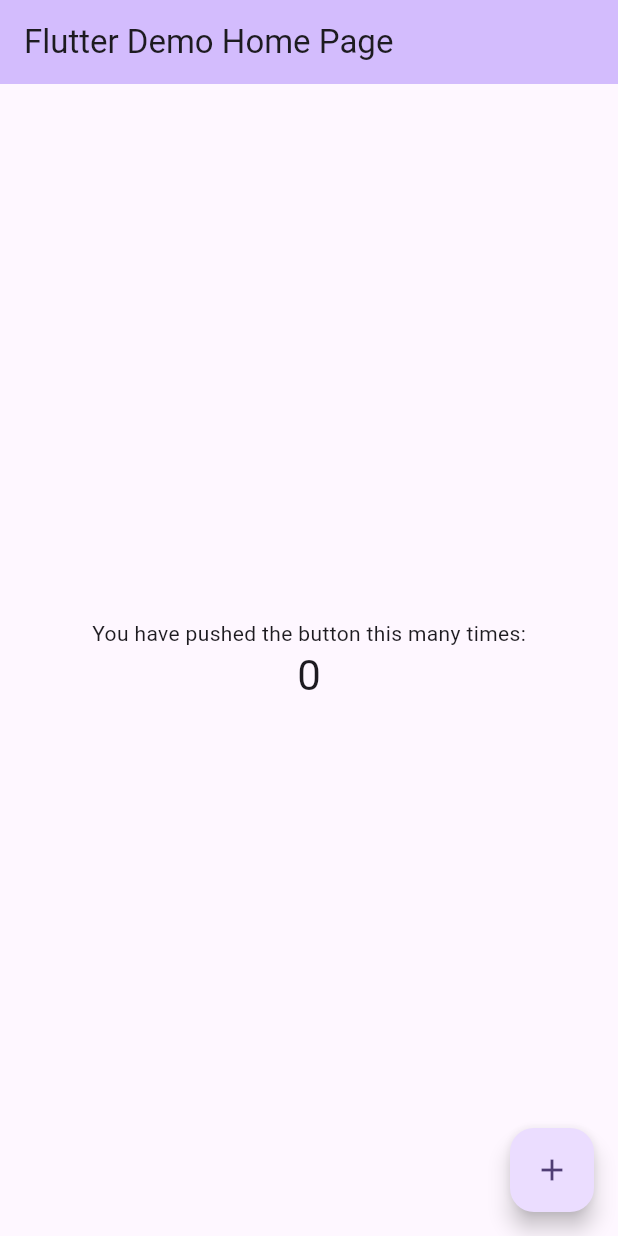
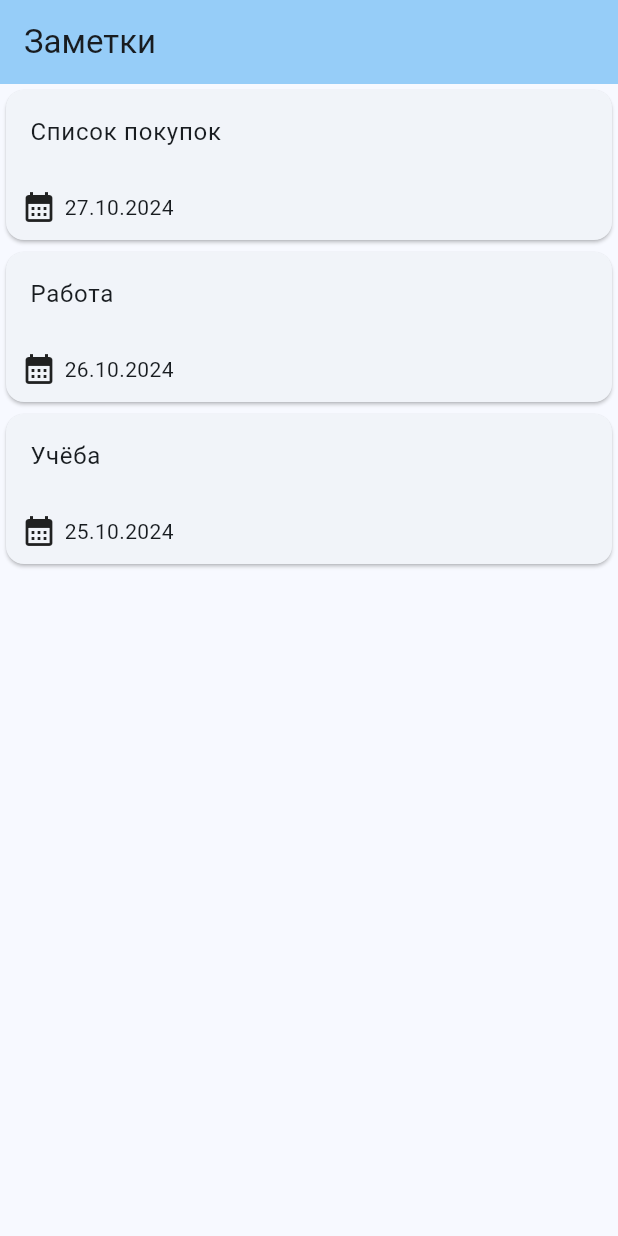
Before and after one commit to Flygrounder/neorganizer, a Flutter app: the screen it shows after launch, on a phone screen of 412 x 824 dp. Run offline on Flutter 3.47's test engine with Material 3 defaults, Android fonts, the phone set to English and light mode, and no system bars.

Commit message:
Add notes page

```diff
--- a/lib/main.dart
+++ b/lib/main.dart
@@ -1,125 +1,22 @@
 import 'package:flutter/material.dart';
+import 'package:neorganizer/note_list.dart';
 
 void main() {
-  runApp(const MyApp());
+  runApp(const NeorganizerApp());
 }
 
-class MyApp extends StatelessWidget {
-  const MyApp({super.key});
+class NeorganizerApp extends StatelessWidget {
+  const NeorganizerApp({super.key});
 
-  // This widget is the root of your application.
   @override
   Widget build(BuildContext context) {
     return MaterialApp(
-      title: 'Flutter Demo',
+      title: 'Neorganizer',
       theme: ThemeData(
-        // This is the theme of your application.
-        //
-        // TRY THIS: Try running your application with "flutter run". You'll see
-        // the application has a purple toolbar. Then, without quitting the app,
-        // try changing the seedColor in the colorScheme below to Colors.green
-        // and then invoke "hot reload" (save your changes or press the "hot
-        // reload" button in a Flutter-supported IDE, or press "r" if you used
-        // the command line to start the app).
-        //
-        // Notice that the counter didn't reset back to zero; the application
-        // state is not lost during the reload. To reset the state, use hot
-        // restart instead.
-        //
-        // This works for code too, not just values: Most code changes can be
-        // tested with just a hot reload.
-        colorScheme: ColorScheme.fromSeed(seedColor: Colors.deepPurple),
+        colorScheme: ColorScheme.fromSeed(seedColor: Colors.lightBlue),
         useMaterial3: true,
       ),
-      home: const MyHomePage(title: 'Flutter Demo Home Page'),
+      home: const NoteListRoute(),
     );
   }
 }
-
-class MyHomePage extends StatefulWidget {
-  const MyHomePage({super.key, required this.title});
-
-  // This widget is the home page of your application. It is stateful, meaning
-  // that it has a State object (defined below) that contains fields that affect
-  // how it looks.
-
-  // This class is the configuration for the state. It holds the values (in this
-  // case the title) provided by the parent (in this case the App widget) and
-  // used by the build method of the State. Fields in a Widget subclass are
-  // always marked "final".
-
-  final String title;
-
-  @override
-  State<MyHomePage> createState() => _MyHomePageState();
-}
-
-class _MyHomePageState extends State<MyHomePage> {
-  int _counter = 0;
-
-  void _incrementCounter() {
-    setState(() {
-      // This call to setState tells the Flutter framework that something has
-      // changed in this State, which causes it to rerun the build method below
-      // so that the display can reflect the updated values. If we changed
-      // _counter without calling setState(), then the build method would not be
-      // called again, and so nothing would appear to happen.
-      _counter++;
-    });
-  }
-
-  @override
-  Widget build(BuildContext context) {
-    // This method is rerun every time setState is called, for instance as done
-    // by the _incrementCounter method above.
-    //
-    // The Flutter framework has been optimized to make rerunning build methods
-    // fast, so that you can just rebuild anything that needs updating rather
-    // than having to individually change instances of widgets.
-    return Scaffold(
-      appBar: AppBar(
-        // TRY THIS: Try changing the color here to a specific color (to
-        // Colors.amber, perhaps?) and trigger a hot reload to see the AppBar
-        // change color while the other colors stay the same.
-        backgroundColor: Theme.of(context).colorScheme.inversePrimary,
-        // Here we take the value from the MyHomePage object that was created by
-        // the App.build method, and use it to set our appbar title.
-        title: Text(widget.title),
-      ),
-      body: Center(
-        // Center is a layout widget. It takes a single child and positions it
-        // in the middle of the parent.
-        child: Column(
-          // Column is also a layout widget. It takes a list of children and
-          // arranges them vertically. By default, it sizes itself to fit its
-          // children horizontally, and tries to be as tall as its parent.
-          //
-          // Column has various properties to control how it sizes itself and
-          // how it positions its children. Here we use mainAxisAlignment to
-          // center the children vertically; the main axis here is the vertical
-          // axis because Columns are vertical (the cross axis would be
-          // horizontal).
-          //
-          // TRY THIS: Invoke "debug painting" (choose the "Toggle Debug Paint"
-          // action in the IDE, or press "p" in the console), to see the
-          // wireframe for each widget.
-          mainAxisAlignment: MainAxisAlignment.center,
-          children: <Widget>[
-            const Text(
-              'You have pushed the button this many times:',
-            ),
-            Text(
-              '$_counter',
-              style: Theme.of(context).textTheme.headlineMedium,
-            ),
-          ],
-        ),
-      ),
-      floatingActionButton: FloatingActionButton(
-        onPressed: _incrementCounter,
-        tooltip: 'Increment',
-        child: const Icon(Icons.add),
-      ), // This trailing comma makes auto-formatting nicer for build methods.
-    );
-  }
-}
--- /dev/null
+++ b/lib/note_editor.dart
@@ -0,0 +1,19 @@
+import 'package:flutter/material.dart';
+import 'package:neorganizer/note_list.dart';
+
+class NoteEditor extends StatelessWidget {
+  final Note note;
+  const NoteEditor({super.key, required var this.note});
+
+  @override
+  Widget build(BuildContext context) {
+    return Scaffold(
+      appBar: AppBar(title: Text(note.title)),
+      body: Padding(
+        padding:
+            const EdgeInsets.only(left: 10, right: 10, top: 10, bottom: 10),
+        child: Text(note.content),
+      ),
+    );
+  }
+}
--- /dev/null
+++ b/lib/note_list.dart
@@ -0,0 +1,86 @@
+import 'package:flutter/material.dart';
+import 'package:neorganizer/note_editor.dart';
+
+class NoteListRoute extends StatelessWidget {
+  const NoteListRoute({super.key});
+
+  @override
+  Widget build(BuildContext context) {
+    var notes = [
+      Note(
+          title: 'Список покупок',
+          content: '* ( ) Хлеб\n'
+              '* ( ) Молоко\n',
+          lastUpdate: DateTime(2024, 10, 27)),
+      Note(
+          title: 'Работа',
+          content: '* ( ) Написать тесты\n'
+              '* ( ) Провести ревью\n',
+          lastUpdate: DateTime(2024, 10, 26)),
+      Note(
+          title: 'Учёба',
+          content: '* ( ) Написать введение к диплому\n'
+              '* ( ) Сделать ДЗ\n',
+          lastUpdate: DateTime(2024, 10, 25)),
+    ];
+    return Scaffold(
+      appBar: AppBar(
+        backgroundColor: Theme.of(context).colorScheme.inversePrimary,
+        title: const Text('Заметки'),
+      ),
+      body: Center(
+          child: Column(
+        children: notes.map((note) => NoteCard(note: note)).toList(),
+      )),
+    );
+  }
+}
+
+class NoteCard extends StatelessWidget {
+  final Note note;
+
+  const NoteCard({super.key, required var this.note});
+
+  @override
+  Widget build(BuildContext context) {
+    var formattedLastUpdate =
+        "${note.lastUpdate.day}.${note.lastUpdate.month}.${note.lastUpdate.year}";
+    return GestureDetector(
+      onTap: () => {
+        Navigator.push(context,
+            MaterialPageRoute(builder: (context) => NoteEditor(note: note)))
+      },
+      child: Card(
+          child: Column(
+        children: [
+          ListTile(
+            title: Text(note.title),
+          ),
+          Padding(
+            padding: const EdgeInsets.all(10),
+            child: Row(
+              children: [
+                const Icon(Icons.calendar_month),
+                Padding(
+                  padding: const EdgeInsets.only(left: 5),
+                  child: Text(formattedLastUpdate),
+                )
+              ],
+            ),
+          )
+        ],
+      )),
+    );
+  }
+}
+
+class Note {
+  final String title;
+  final String content;
+  final DateTime lastUpdate;
+
+  const Note(
+      {required var this.title,
+      required var this.content,
+      required var this.lastUpdate});
+}
```
Also changed, not shown: flutter_01.png (added), 3 other files.
